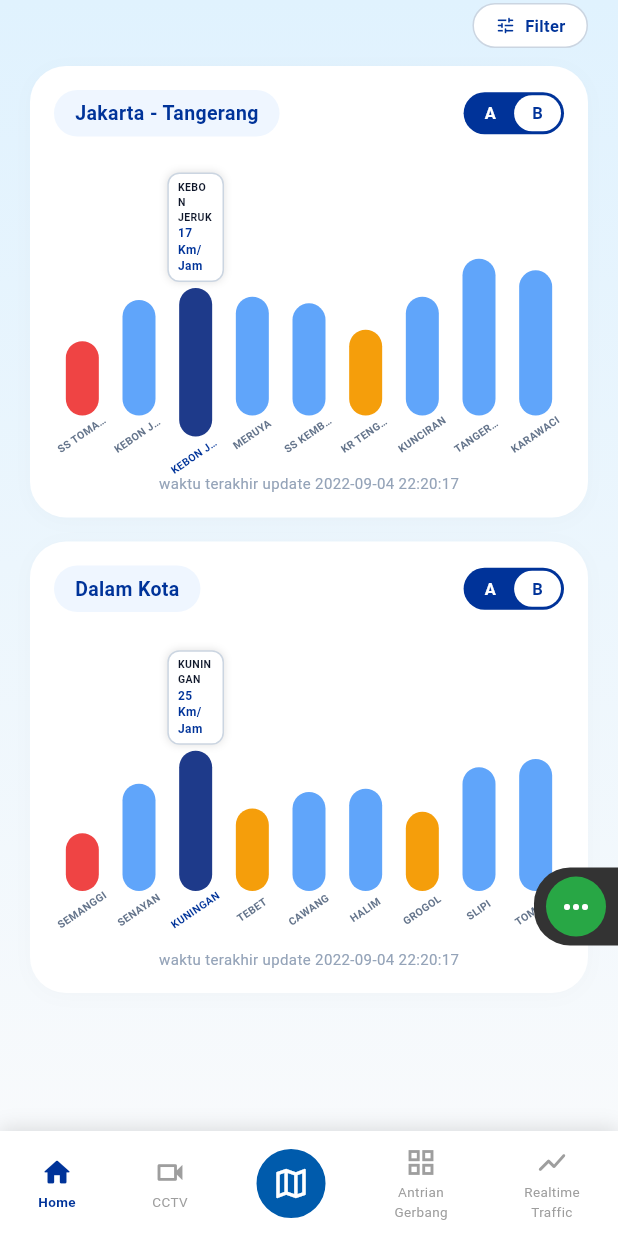
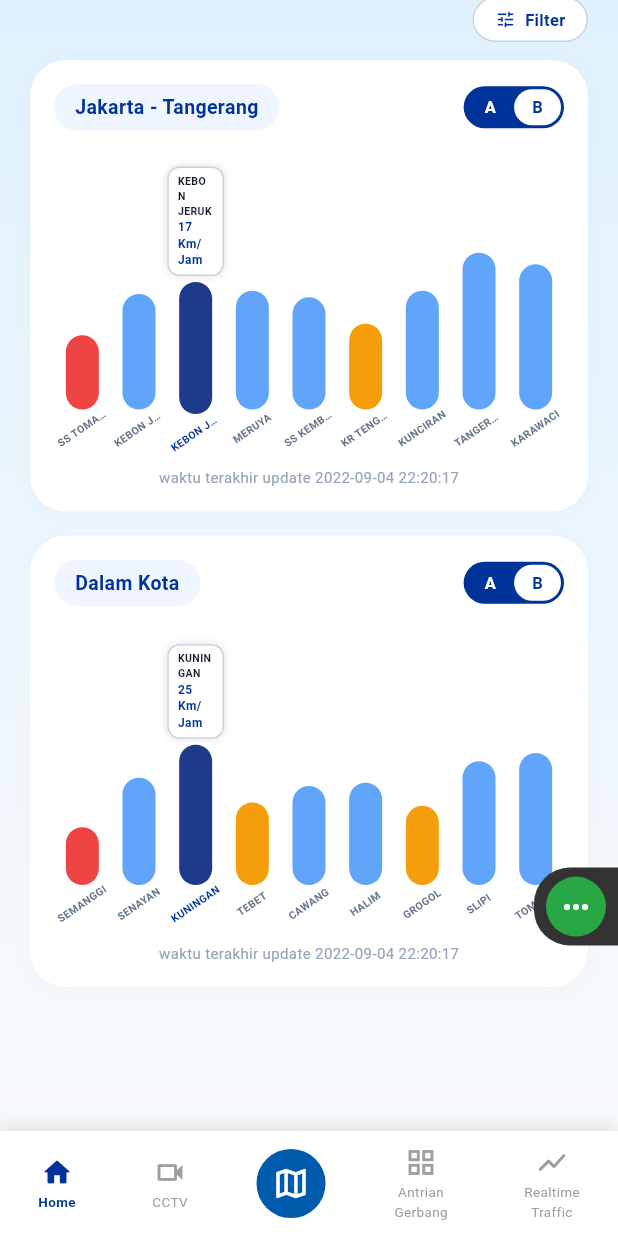
Before and after one commit to ahmadayyuba/idp-jasa-marga, a Flutter app: the RealtimeTrafficScreen screen opened by its route, scrolled down 217 dp, on a phone screen of 412 x 824 dp. Run offline on Flutter 3.47's test engine with Material 3 defaults, Android fonts, the phone set to English and light mode, and no system bars; network calls fail.

```diff
--- a/lib/features/traffic/presentation/realtime_traffic_screen.dart
+++ b/lib/features/traffic/presentation/realtime_traffic_screen.dart
@@ -16,11 +16,7 @@
   @override
   Widget build(BuildContext context) {
     final List<Map<String, dynamic>> jakartaTangerangData = [
-      {
-        'label': 'SS TOMANG',
-        'heightFactor': 0.45,
-        'color': AppColors.alertRed,
-      },
+      {'label': 'SS TOMANG', 'heightFactor': 0.45, 'color': AppColors.alertRed},
       {
         'label': 'KEBON JERUK',
         'heightFactor': 0.70,
@@ -28,16 +24,12 @@
       },
       {
         'label': 'KEBON JERUK',
-        'heightFactor': 0.90,
+        'heightFactor': 0.80,
         'color': AppColors.primaryBlue,
         'hasTooltip': true,
         'speed': '17 Km/Jam',
       },
-      {
-        'label': 'MERUYA',
-        'heightFactor': 0.72,
-        'color': AppColors.blue400,
-      },
+      {'label': 'MERUYA', 'heightFactor': 0.72, 'color': AppColors.blue400},
       {
         'label': 'SS KEMBANGAN',
         'heightFactor': 0.68,
@@ -48,34 +40,14 @@
         'heightFactor': 0.52,
         'color': AppColors.alertAmber,
       },
-      {
-        'label': 'KUNCIRAN',
-        'heightFactor': 0.72,
-        'color': AppColors.blue400,
-      },
-      {
-        'label': 'TANGERANG',
-        'heightFactor': 0.95,
-        'color': AppColors.blue400,
-      },
-      {
-        'label': 'KARAWACI',
-        'heightFactor': 0.88,
-        'color': AppColors.blue400,
-      },
+      {'label': 'KUNCIRAN', 'heightFactor': 0.72, 'color': AppColors.blue400},
+      {'label': 'TANGERANG', 'heightFactor': 0.95, 'color': AppColors.blue400},
+      {'label': 'KARAWACI', 'heightFactor': 0.88, 'color': AppColors.blue400},
     ];
 
     final List<Map<String, dynamic>> dalamKotaData = [
-      {
-        'label': 'SEMANGGI',
-        'heightFactor': 0.35,
-        'color': AppColors.alertRed,
-      },
-      {
-        'label': 'SENAYAN',
-        'heightFactor': 0.65,
-        'color': AppColors.blue400,
-      },
+      {'label': 'SEMANGGI', 'heightFactor': 0.35, 'color': AppColors.alertRed},
+      {'label': 'SENAYAN', 'heightFactor': 0.65, 'color': AppColors.blue400},
       {
         'label': 'KUNINGAN',
         'heightFactor': 0.85,
@@ -83,36 +55,12 @@
         'hasTooltip': true,
         'speed': '25 Km/Jam',
       },
-      {
-        'label': 'TEBET',
-        'heightFactor': 0.50,
-        'color': AppColors.alertAmber,
-      },
-      {
-        'label': 'CAWANG',
-        'heightFactor': 0.60,
-        'color': AppColors.blue400,
-      },
-      {
-        'label': 'HALIM',
-        'heightFactor': 0.62,
-        'color': AppColors.blue400,
-      },
-      {
-        'label': 'GROGOL',
-        'heightFactor': 0.48,
-        'color': AppColors.alertAmber,
-      },
-      {
-        'label': 'SLIPI',
-        'heightFactor': 0.75,
-        'color': AppColors.blue400,
-      },
-      {
-        'label': 'TOMANG',
-        'heightFactor': 0.80,
-        'color': AppColors.blue400,
-      },
+      {'label': 'TEBET', 'heightFactor': 0.50, 'color': AppColors.alertAmber},
+      {'label': 'CAWANG', 'heightFactor': 0.60, 'color': AppColors.blue400},
+      {'label': 'HALIM', 'heightFactor': 0.62, 'color': AppColors.blue400},
+      {'label': 'GROGOL', 'heightFactor': 0.48, 'color': AppColors.alertAmber},
+      {'label': 'SLIPI', 'heightFactor': 0.75, 'color': AppColors.blue400},
+      {'label': 'TOMANG', 'heightFactor': 0.80, 'color': AppColors.blue400},
     ];
 
     return Scaffold(
```
Also changed, not shown: lib/features/traffic/presentation/widgets/speed_bar_painter.dart (+16 -68 lines), lib/features/traffic/presentation/widgets/traffic_speed_summary_pills.dart (+20 -8 lines).
